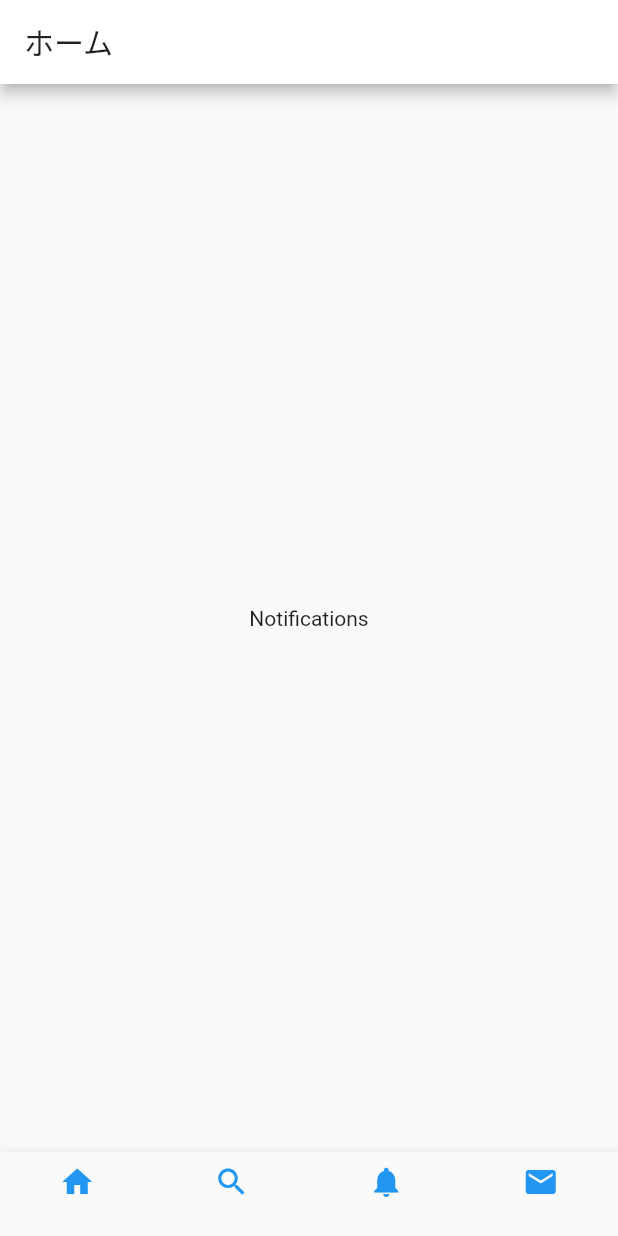
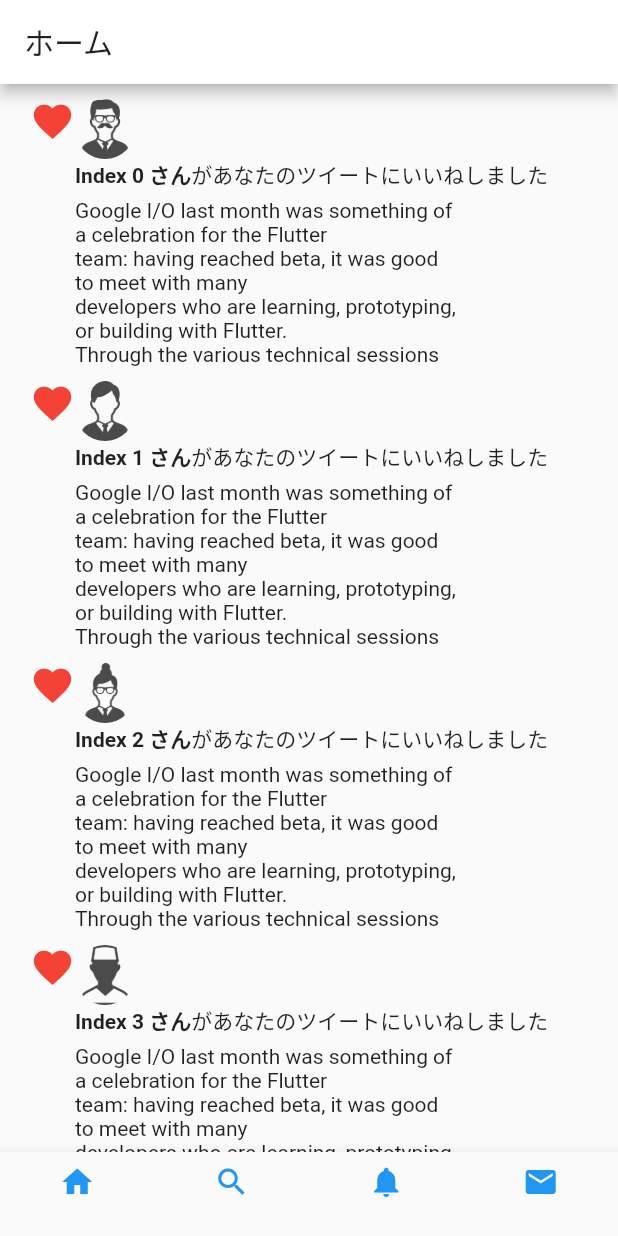
Before and after one commit to takehiro-takahashi/twitter-client-app, a Flutter app: the screen it shows after launch, item 3 of the bottom bar chosen, on a phone screen of 412 x 824 dp. Run offline on Flutter 3.47's test engine with Material 2 defaults, Android fonts, the phone set to English and light mode, and no system bars; network calls fail.

Commit message:
add notification screen

```diff
--- a/lib/pages/Notifications.dart
+++ b/lib/pages/Notifications.dart
@@ -9,9 +9,47 @@ class _NotificationsState extends State<Notifications> {
   @override
   Widget build(BuildContext context) {
     return Scaffold(
-      body: Center(
-        child: Text("Notifications"),
-      ),
+      body: ListView(
+        children: List.generate(10, (index) {
+          return Container(
+            margin: EdgeInsets.only(left: 20.0, top: 10.0),
+            child: Row(
+              crossAxisAlignment: CrossAxisAlignment.start,
+              children: <Widget>[
+                Icon(
+                  Icons.favorite,
+                  color: Colors.red,
+                  size: 30.0,
+                ),
+                Column(
+                  crossAxisAlignment: CrossAxisAlignment.start,
+                  children: <Widget>[
+                    Container(
+                      width: 40.0,
+                      height: 40.0,
+                      decoration: BoxDecoration(
+                        shape: BoxShape.circle,
+                        image: DecorationImage(
+                            fit: BoxFit.cover,
+                            image: AssetImage("assets/icon$index.png")
+                        )
+                      ),
+                    ),
+                    Row(
+                      children: <Widget>[
+                        Text("Index $index さん", style: TextStyle(fontWeight: FontWeight.bold),),
+                        Text("があなたのツイートにいいねしました")
+                      ],
+                    ),
+                    SizedBox(height: 5.0,),
+                    Text("Google I/O last month was something of\na celebration for the Flutter\nteam: having reached beta, it was good\nto meet with many\ndevelopers who are learning, prototyping,\nor building with Flutter.\nThrough the various technical sessions")
+                  ],
+                )
+              ],
+            ),
+          );
+        }),
+      )
     );
   }
 }
```
